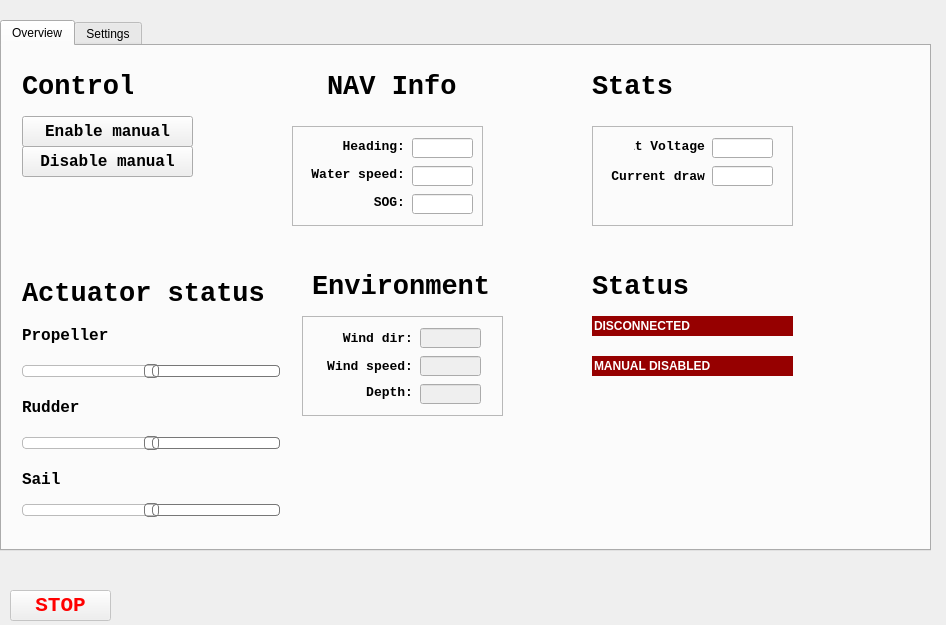
Qt form src/remote_controller/design.ui (MarineRobotics/remote_controller) before a commit.
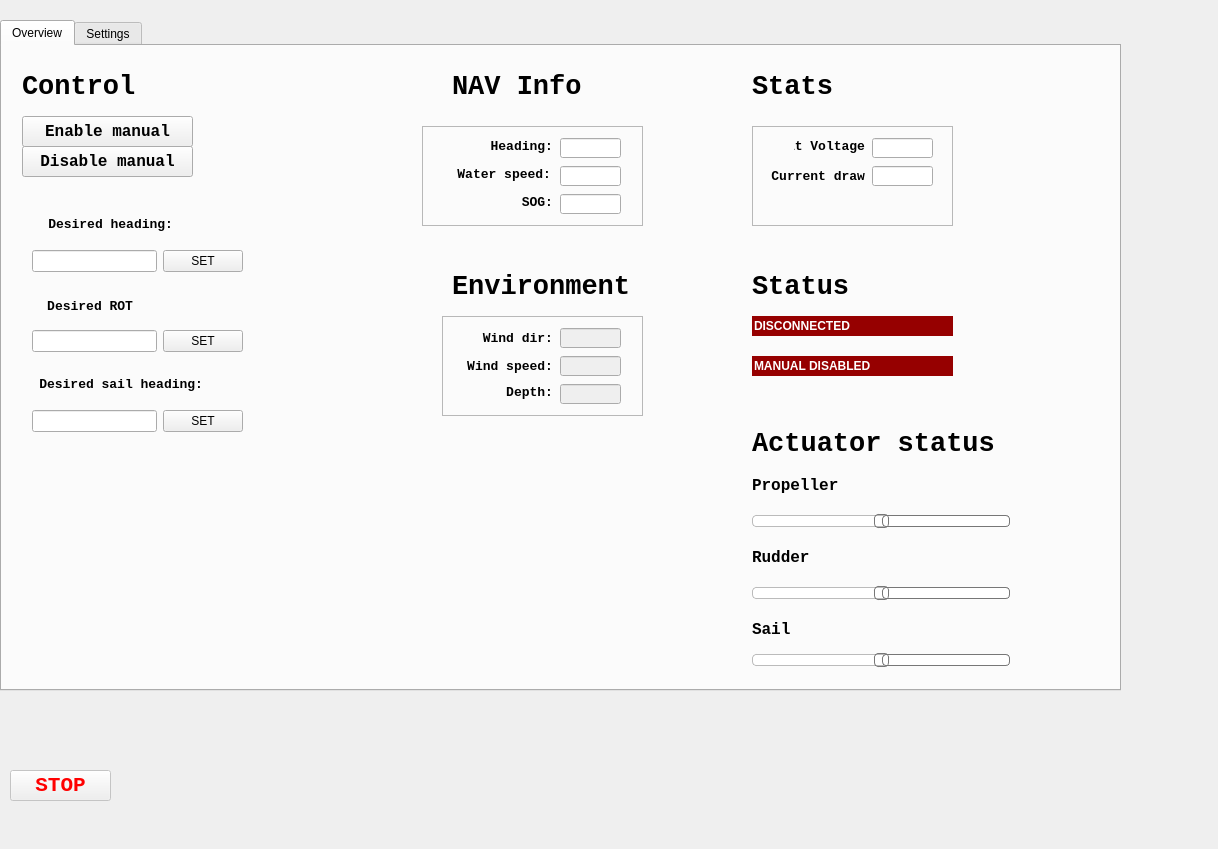
The same form after that commit.

Commit message: added heading and sail input fields

Patch:
```diff
--- a/src/remote_controller/design.ui
+++ b/src/remote_controller/design.ui
@@ -6,8 +6,8 @@
    <rect>
     <x>0</x>
     <y>0</y>
-    <width>946</width>
-    <height>625</height>
+    <width>1218</width>
+    <height>849</height>
    </rect>
   </property>
   <property name="windowTitle">
@@ -22,8 +22,8 @@
      <rect>
       <x>0</x>
       <y>20</y>
-      <width>931</width>
-      <height>531</height>
+      <width>1121</width>
+      <height>671</height>
      </rect>
     </property>
     <property name="currentIndex">
@@ -36,9 +36,9 @@
      <widget class="QFrame" name="frame">
       <property name="geometry">
        <rect>
-        <x>290</x>
+        <x>420</x>
         <y>80</y>
-        <width>191</width>
+        <width>221</width>
         <height>100</height>
        </rect>
       </property>
@@ -54,7 +54,7 @@
        </property>
        <property name="geometry">
         <rect>
-         <x>120</x>
+         <x>138</x>
          <y>12</y>
          <width>61</width>
          <height>20</height>
@@ -70,7 +70,7 @@
        </property>
        <property name="geometry">
         <rect>
-         <x>120</x>
+         <x>138</x>
          <y>40</y>
          <width>61</width>
          <height>20</height>
@@ -86,7 +86,7 @@
        </property>
        <property name="geometry">
         <rect>
-         <x>120</x>
+         <x>138</x>
          <y>68</y>
          <width>61</width>
          <height>20</height>
@@ -99,7 +99,7 @@
       <widget class="QLabel" name="label">
        <property name="geometry">
         <rect>
-         <x>12</x>
+         <x>30</x>
          <y>12</y>
          <width>101</width>
          <height>16</height>
@@ -124,9 +124,9 @@
       <widget class="QLabel" name="label_2">
        <property name="geometry">
         <rect>
-         <x>2</x>
+         <x>-2</x>
          <y>40</y>
-         <width>111</width>
+         <width>131</width>
          <height>16</height>
         </rect>
        </property>
@@ -149,7 +149,7 @@
       <widget class="QLabel" name="label_6">
        <property name="geometry">
         <rect>
-         <x>12</x>
+         <x>30</x>
          <y>68</y>
          <width>101</width>
          <height>16</height>
@@ -175,7 +175,7 @@
      <widget class="QLabel" name="lblActuatorStatus_3">
       <property name="geometry">
        <rect>
-        <x>310</x>
+        <x>450</x>
         <y>220</y>
         <width>221</width>
         <height>41</height>
@@ -196,8 +196,8 @@
      <widget class="QWidget" name="layoutWidget">
       <property name="geometry">
        <rect>
-        <x>20</x>
-        <y>230</y>
+        <x>750</x>
+        <y>380</y>
         <width>258</width>
         <height>242</height>
        </rect>
@@ -505,7 +505,7 @@
      <widget class="QLabel" name="lblActuatorStatus_2">
       <property name="geometry">
        <rect>
-        <x>325</x>
+        <x>450</x>
         <y>20</y>
         <width>191</width>
         <height>41</height>
@@ -526,7 +526,7 @@
      <widget class="QLineEdit" name="txtConnectionStatus">
       <property name="geometry">
        <rect>
-        <x>590</x>
+        <x>750</x>
         <y>270</y>
         <width>201</width>
         <height>20</height>
@@ -559,7 +559,7 @@
      <widget class="QLineEdit" name="txtMode">
       <property name="geometry">
        <rect>
-        <x>590</x>
+        <x>750</x>
         <y>310</y>
         <width>201</width>
         <height>20</height>
@@ -594,7 +594,7 @@
        <rect>
         <x>20</x>
         <y>20</y>
-        <width>111</width>
+        <width>221</width>
         <height>41</height>
        </rect>
       </property>
@@ -613,7 +613,7 @@
      <widget class="QFrame" name="frame_3">
       <property name="geometry">
        <rect>
-        <x>590</x>
+        <x>750</x>
         <y>80</y>
         <width>201</width>
         <height>100</height>
@@ -732,7 +732,7 @@
      <widget class="QFrame" name="frame_2">
       <property name="geometry">
        <rect>
-        <x>300</x>
+        <x>440</x>
         <y>270</y>
         <width>201</width>
         <height>100</height>
@@ -862,7 +862,7 @@
      <widget class="QLabel" name="lblActuatorStatus_5">
       <property name="geometry">
        <rect>
-        <x>590</x>
+        <x>750</x>
         <y>220</y>
         <width>191</width>
         <height>41</height>
@@ -883,7 +883,7 @@
      <widget class="QLabel" name="lblActuatorStatus_4">
       <property name="geometry">
        <rect>
-        <x>590</x>
+        <x>750</x>
         <y>20</y>
         <width>191</width>
         <height>41</height>
@@ -901,6 +901,174 @@
        <string>Stats</string>
       </property>
      </widget>
+     <widget class="QLabel" name="label_15">
+      <property name="geometry">
+       <rect>
+        <x>20</x>
+        <y>170</y>
+        <width>151</width>
+        <height>16</height>
+       </rect>
+      </property>
+      <property name="font">
+       <font>
+        <family>Monospace</family>
+        <pointsize>10</pointsize>
+        <weight>75</weight>
+        <italic>false</italic>
+        <bold>true</bold>
+       </font>
+      </property>
+      <property name="text">
+       <string>Desired heading:</string>
+      </property>
+      <property name="alignment">
+       <set>Qt::AlignRight|Qt::AlignTrailing|Qt::AlignVCenter</set>
+      </property>
+     </widget>
+     <widget class="QWidget" name="layoutWidget_2">
+      <property name="geometry">
+       <rect>
+        <x>30</x>
+        <y>360</y>
+        <width>211</width>
+        <height>30</height>
+       </rect>
+      </property>
+      <layout class="QHBoxLayout" name="horizontalLayout_2">
+       <item>
+        <widget class="QLineEdit" name="txtDesSail"/>
+       </item>
+       <item>
+        <widget class="QPushButton" name="cmdDesSail">
+         <property name="sizePolicy">
+          <sizepolicy hsizetype="Fixed" vsizetype="Fixed">
+           <horstretch>0</horstretch>
+           <verstretch>0</verstretch>
+          </sizepolicy>
+         </property>
+         <property name="styleSheet">
+          <string notr="true"/>
+         </property>
+         <property name="text">
+          <string>SET</string>
+         </property>
+        </widget>
+       </item>
+      </layout>
+     </widget>
+     <widget class="QLabel" name="label_16">
+      <property name="geometry">
+       <rect>
+        <x>0</x>
+        <y>330</y>
+        <width>201</width>
+        <height>16</height>
+       </rect>
+      </property>
+      <property name="font">
+       <font>
+        <family>Monospace</family>
+        <pointsize>10</pointsize>
+        <weight>75</weight>
+        <italic>false</italic>
+        <bold>true</bold>
+       </font>
+      </property>
+      <property name="text">
+       <string>Desired sail heading:</string>
+      </property>
+      <property name="alignment">
+       <set>Qt::AlignRight|Qt::AlignTrailing|Qt::AlignVCenter</set>
+      </property>
+     </widget>
+     <widget class="QWidget" name="layoutWidget_3">
+      <property name="geometry">
+       <rect>
+        <x>30</x>
+        <y>280</y>
+        <width>211</width>
+        <height>30</height>
+       </rect>
+      </property>
+      <layout class="QHBoxLayout" name="horizontalLayout_3">
+       <item>
+        <widget class="QLineEdit" name="txtDesROT"/>
+       </item>
+       <item>
+        <widget class="QPushButton" name="cmdDesROT">
+         <property name="sizePolicy">
+          <sizepolicy hsizetype="Fixed" vsizetype="Fixed">
+           <horstretch>0</horstretch>
+           <verstretch>0</verstretch>
+          </sizepolicy>
+         </property>
+         <property name="styleSheet">
+          <string notr="true"/>
+         </property>
+         <property name="text">
+          <string>SET</string>
+         </property>
+        </widget>
+       </item>
+      </layout>
+     </widget>
+     <widget class="QLabel" name="label_17">
+      <property name="geometry">
+       <rect>
+        <x>10</x>
+        <y>250</y>
+        <width>121</width>
+        <height>20</height>
+       </rect>
+      </property>
+      <property name="font">
+       <font>
+        <family>Monospace</family>
+        <pointsize>10</pointsize>
+        <weight>75</weight>
+        <italic>false</italic>
+        <bold>true</bold>
+       </font>
+      </property>
+      <property name="text">
+       <string>Desired ROT</string>
+      </property>
+      <property name="alignment">
+       <set>Qt::AlignRight|Qt::AlignTrailing|Qt::AlignVCenter</set>
+      </property>
+     </widget>
+     <widget class="QWidget" name="">
+      <property name="geometry">
+       <rect>
+        <x>30</x>
+        <y>200</y>
+        <width>211</width>
+        <height>30</height>
+       </rect>
+      </property>
+      <layout class="QHBoxLayout" name="horizontalLayout">
+       <item>
+        <widget class="QLineEdit" name="txtDesHeading"/>
+       </item>
+       <item>
+        <widget class="QPushButton" name="cmdDesHeading">
+         <property name="sizePolicy">
+          <sizepolicy hsizetype="Fixed" vsizetype="Fixed">
+           <horstretch>0</horstretch>
+           <verstretch>0</verstretch>
+          </sizepolicy>
+         </property>
+         <property name="styleSheet">
+          <string notr="true"/>
+         </property>
+         <property name="text">
+          <string>SET</string>
+         </property>
+        </widget>
+       </item>
+      </layout>
+     </widget>
     </widget>
     <widget class="QWidget" name="tab_2">
      <property name="enabled">
@@ -1078,7 +1246,7 @@
     <property name="geometry">
      <rect>
       <x>10</x>
-      <y>590</y>
+      <y>770</y>
       <width>101</width>
       <height>31</height>
      </rect>
```
